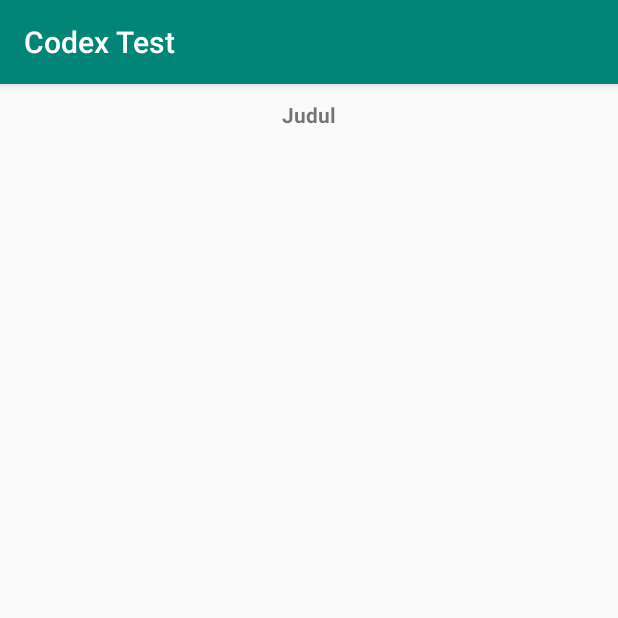
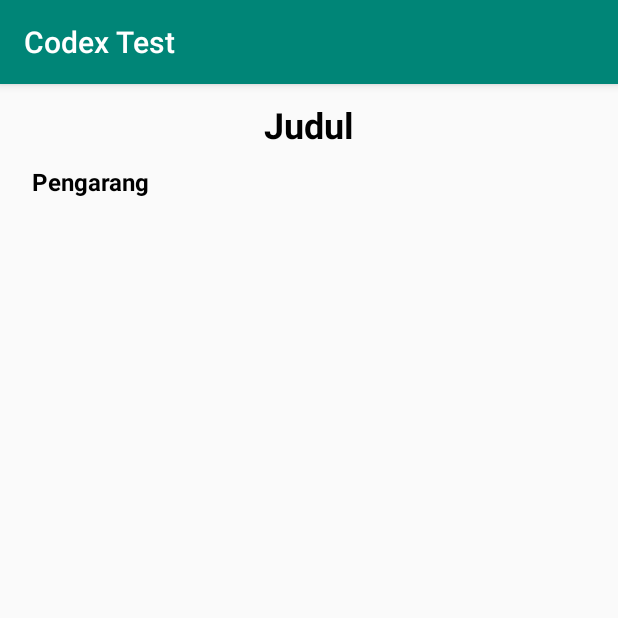
Before and after one commit to setyoadiw/CodexTest, an Android app: the DetailActivity screen opened directly, with no data from a screen before it, on a phone screen of 412 x 824 dp, the top half of it. Run offline under Robolectric (Android 15) with nearby library versions, the phone set to English and light mode, and no system bars; 3 statements that could not run were skipped.

Commit message:
add detail

```diff
--- a/app/src/main/java/com/setyo/codextest/screens/detail/DetailActivity.kt
+++ b/app/src/main/java/com/setyo/codextest/screens/detail/DetailActivity.kt
@@ -20,6 +20,7 @@ class DetailActivity : AppCompatActivity() {
         val dataParcel = intent.extras.getParcelable<NewsResponse>("dataParcel")
 
         tv_judul.text = dataParcel.title
+        tv_pengarang.text = "By "+ dataParcel.by
 
 
     }
--- /dev/null
+++ b/app/src/main/java/com/setyo/codextest/screens/detail/DetailPresenter.kt
@@ -0,0 +1,4 @@
+package com.setyo.codextest.screens.detail
+
+class DetailPresenter {
+}
--- /dev/null
+++ b/app/src/main/java/com/setyo/codextest/screens/detail/DetailPresenterImp.kt
@@ -0,0 +1,4 @@
+package com.setyo.codextest.screens.detail
+
+interface DetailPresenterImp {
+}
--- a/app/src/main/java/com/setyo/codextest/screens/home/NewsAdapter.kt
+++ b/app/src/main/java/com/setyo/codextest/screens/home/NewsAdapter.kt
@@ -30,8 +30,10 @@ class NewsViewHolder(view: View) : RecyclerView.ViewHolder(view) {
 
     fun bindItem(newsResponse: NewsResponse, listener: (NewsResponse) -> Unit) {
 
-        itemView.tv_score.text = newsResponse.score.toString()
+        itemView.tv_score.text = "score : " + newsResponse.score.toString()
         itemView.title.text = newsResponse.title
+
+        itemView.tv_total_comment.text = "comment : " + newsResponse.kids?.size.toString()
 
         itemView.onClick {
             listener(newsResponse)
--- a/app/src/main/res/layout/activity_detail.xml
+++ b/app/src/main/res/layout/activity_detail.xml
@@ -5,16 +5,30 @@
         xmlns:app="http://schemas.android.com/apk/res-auto"
         android:layout_width="match_parent"
         android:layout_height="match_parent"
+        android:padding="16px"
         android:orientation="vertical"
         tools:context=".screens.detail.DetailActivity">
+
+    <TextView
+        android:layout_width="match_parent"
+        android:textStyle="bold"
+        android:textAlignment="center"
+        android:textSize="24sp"
+        android:textColor="@android:color/black"
+        android:id="@+id/tv_judul"
+        android:text="Judul"
+        android:layout_height="wrap_content"/>
 
     <TextView
         android:layout_margin="16px"
         android:layout_width="match_parent"
         android:textStyle="bold"
-        android:textAlignment="center"
-        android:id="@+id/tv_judul"
-        android:text="Judul"
-        android:layout_height="wrap_content"/>
+        android:textAlignment="textStart"
+        android:textSize="16sp"
+        android:textColor="@android:color/black"
+        android:id="@+id/tv_pengarang"
+        android:text="Pengarang"
+        android:layout_height="wrap_content"
+        android:gravity="start"/>
 
 </LinearLayout>
```
